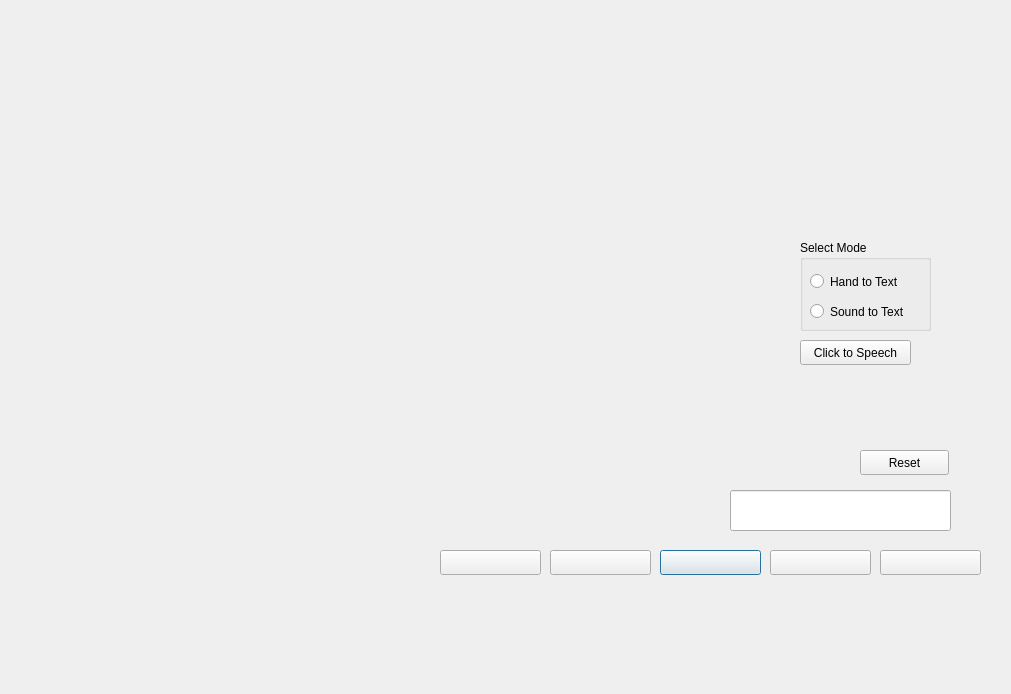
Old version of the form src/yhj/result/drl_demo.ui in the repository addinedu-ros-4th/deeplearning-repo-5.
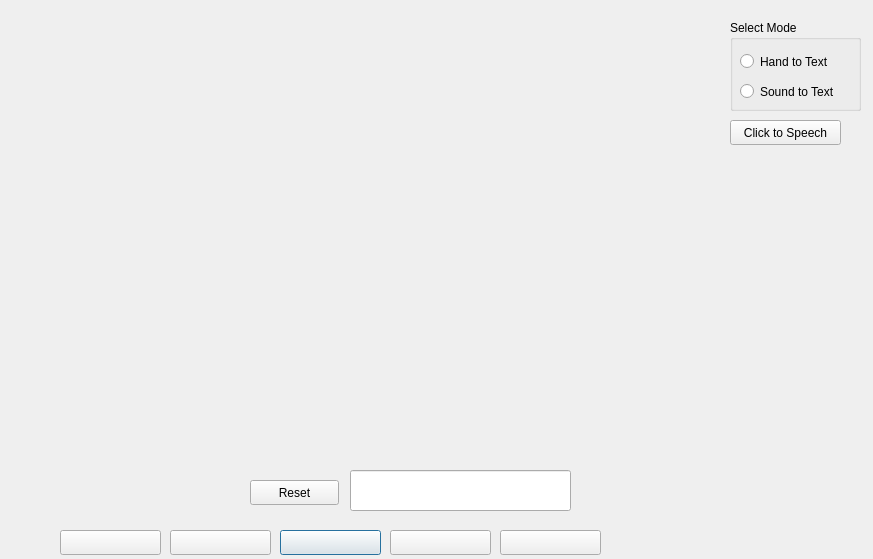
New version of the form.

The edit to the form file:
```diff
--- a/src/yhj/result/drl_demo.ui
+++ b/src/yhj/result/drl_demo.ui
@@ -6,8 +6,8 @@
    <rect>
     <x>0</x>
     <y>0</y>
-    <width>1011</width>
-    <height>694</height>
+    <width>873</width>
+    <height>559</height>
    </rect>
   </property>
   <property name="windowTitle">
@@ -29,8 +29,8 @@
   <widget class="QLineEdit" name="input">
    <property name="geometry">
     <rect>
-     <x>730</x>
-     <y>490</y>
+     <x>350</x>
+     <y>470</y>
      <width>221</width>
      <height>41</height>
     </rect>
@@ -39,8 +39,8 @@
   <widget class="QPushButton" name="autoword_3">
    <property name="geometry">
     <rect>
-     <x>660</x>
-     <y>550</y>
+     <x>280</x>
+     <y>530</y>
      <width>101</width>
      <height>25</height>
     </rect>
@@ -52,8 +52,8 @@
   <widget class="QPushButton" name="autoword_2">
    <property name="geometry">
     <rect>
-     <x>550</x>
-     <y>550</y>
+     <x>170</x>
+     <y>530</y>
      <width>101</width>
      <height>25</height>
     </rect>
@@ -65,8 +65,8 @@
   <widget class="QPushButton" name="autoword_5">
    <property name="geometry">
     <rect>
-     <x>880</x>
-     <y>550</y>
+     <x>500</x>
+     <y>530</y>
      <width>101</width>
      <height>25</height>
     </rect>
@@ -78,8 +78,8 @@
   <widget class="QPushButton" name="autoword_1">
    <property name="geometry">
     <rect>
-     <x>440</x>
-     <y>550</y>
+     <x>60</x>
+     <y>530</y>
      <width>101</width>
      <height>25</height>
     </rect>
@@ -91,8 +91,8 @@
   <widget class="QPushButton" name="autoword_4">
    <property name="geometry">
     <rect>
-     <x>770</x>
-     <y>550</y>
+     <x>390</x>
+     <y>530</y>
      <width>101</width>
      <height>25</height>
     </rect>
@@ -104,8 +104,8 @@
   <widget class="QPushButton" name="btn_reset">
    <property name="geometry">
     <rect>
-     <x>860</x>
-     <y>450</y>
+     <x>250</x>
+     <y>480</y>
      <width>89</width>
      <height>25</height>
     </rect>
@@ -117,8 +117,8 @@
   <widget class="QGroupBox" name="groupBox">
    <property name="geometry">
     <rect>
-     <x>800</x>
-     <y>240</y>
+     <x>730</x>
+     <y>20</y>
      <width>131</width>
      <height>91</height>
     </rect>
@@ -156,8 +156,8 @@
   <widget class="QPushButton" name="record_btn">
    <property name="geometry">
     <rect>
-     <x>800</x>
-     <y>340</y>
+     <x>730</x>
+     <y>120</y>
      <width>111</width>
      <height>25</height>
     </rect>
```
Left out of the diff: 13 changed lines with no effect on the pictures.
